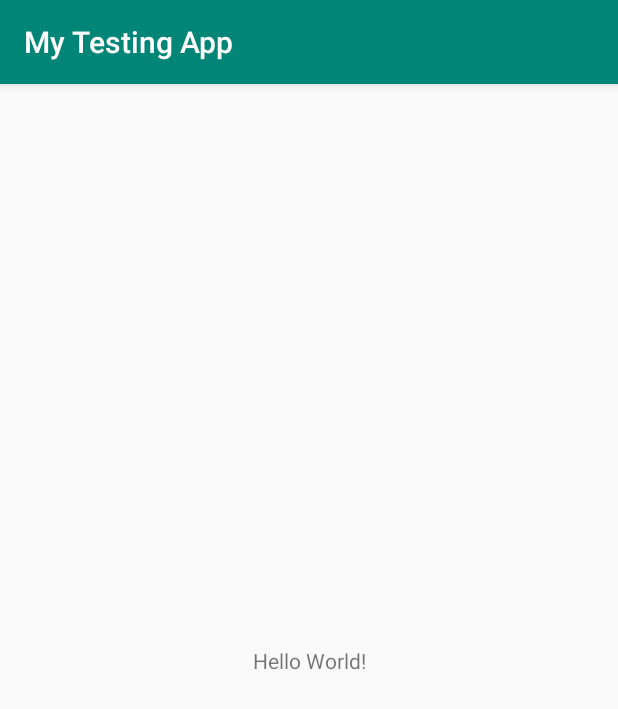
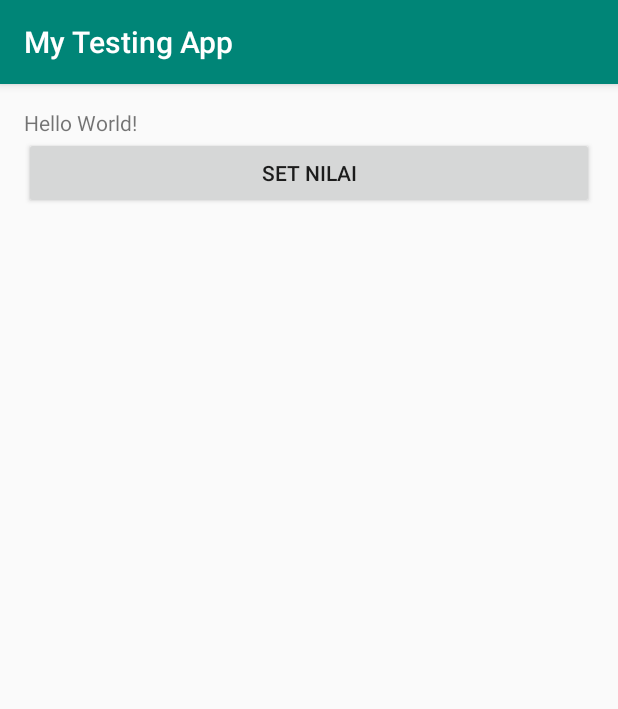
Before and after one commit to derahh/MADE-LearnKotlin, an Android app: the screen it shows after launch (MainActivity), on a phone screen of 412 x 824 dp. Shown: the top 709 px of the screen. Run offline under Robolectric (Android 15) with nearby library versions, the phone set to English and light mode, and no system bars.

Commit message:
modified layout activity_main

```diff
--- a/MyTestingApp/app/src/main/res/layout/activity_main.xml
+++ b/MyTestingApp/app/src/main/res/layout/activity_main.xml
@@ -1,18 +1,22 @@
 <?xml version="1.0" encoding="utf-8"?>
-<androidx.constraintlayout.widget.ConstraintLayout xmlns:android="http://schemas.android.com/apk/res/android"
+<RelativeLayout xmlns:android="http://schemas.android.com/apk/res/android"
     xmlns:app="http://schemas.android.com/apk/res-auto"
     xmlns:tools="http://schemas.android.com/tools"
     android:layout_width="match_parent"
     android:layout_height="match_parent"
-    tools:context=".MainActivity">
+    tools:context=".MainActivity"
+    android:padding="16dp">
 
     <TextView
+        android:id="@+id/tv_text"
         android:layout_width="wrap_content"
         android:layout_height="wrap_content"
-        android:text="Hello World!"
-        app:layout_constraintBottom_toBottomOf="parent"
-        app:layout_constraintLeft_toLeftOf="parent"
-        app:layout_constraintRight_toRightOf="parent"
-        app:layout_constraintTop_toTopOf="parent" />
+        android:text="@string/hello_world" />
+    <Button
+        android:id="@+id/btn_set_value"
+        android:layout_width="match_parent"
+        android:layout_height="wrap_content"
+        android:layout_below="@id/tv_text"
+        android:text="@string/set_value"/>
 
-</androidx.constraintlayout.widget.ConstraintLayout>
+</RelativeLayout>
--- a/MyTestingApp/app/src/main/res/values/strings.xml
+++ b/MyTestingApp/app/src/main/res/values/strings.xml
@@ -1,3 +1,5 @@
 <resources>
     <string name="app_name">My Testing App</string>
+    <string name="set_value">Set Nilai</string>
+    <string name="hello_world">Hello World!</string>
 </resources>
```
